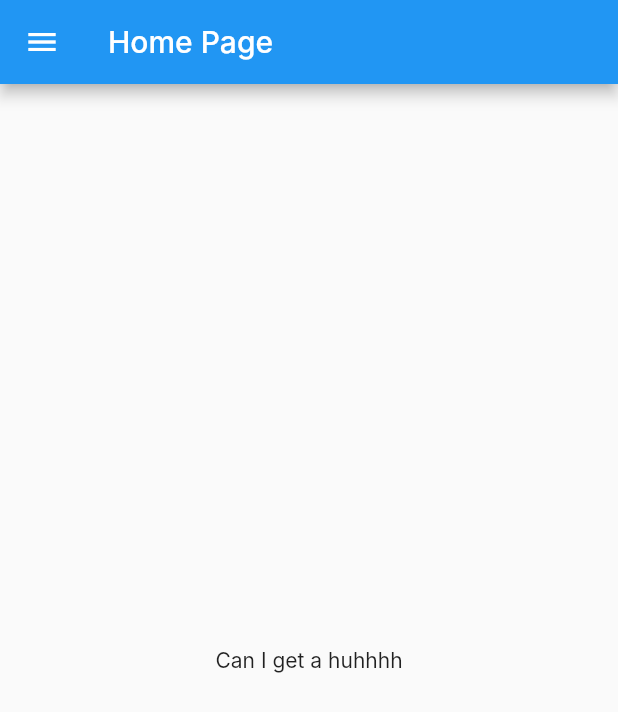
After one commit to de-timebank/frontend, a Flutter app: the ServicePage screen opened directly, on a phone screen of 412 x 824 dp. The commit adds this screen. Shown: the top 712 px of the screen. Run offline on Flutter 3.47's test engine with Material 2 defaults, Android fonts, the phone set to English and light mode, and no system bars; Roboto replaces fonts that are missing (Inter).

Commit message:
add the rest of the page to the app

```diff
--- a/lib/main.dart
+++ b/lib/main.dart
@@ -3,6 +3,7 @@ import 'package:flutter/material.dart';
 import 'customDrawer.dart';
 import 'customHeadline.dart';
 import 'customOngoingTask.dart';
+import 'service.dart';
 
 void main() {
   runApp(const MyApp());
--- /dev/null
+++ b/lib/service.dart
@@ -0,0 +1,24 @@
+import 'package:flutter/material.dart';
+import 'customDrawer.dart';
+
+class ServicePage extends StatefulWidget {
+  ServicePage({Key? key}) : super(key: key);
+
+  @override
+  State<ServicePage> createState() => _ServicePageState();
+}
+
+class _ServicePageState extends State<ServicePage> {
+  @override
+  Widget build(BuildContext context) {
+    return Scaffold(
+      appBar: AppBar(
+        title: Text('Home Page'),
+      ),
+      drawer: CustomDrawer(),
+      body: Center(
+        child: Text('Can I get a huhhhh'),
+      ),
+    );
+  }
+}
```
Also changed, not shown: lib/customDrawer.dart (+12 -2 lines), lib/profile.dart (added, +17 -0 lines), lib/request.dart (added, +17 -0 lines).
